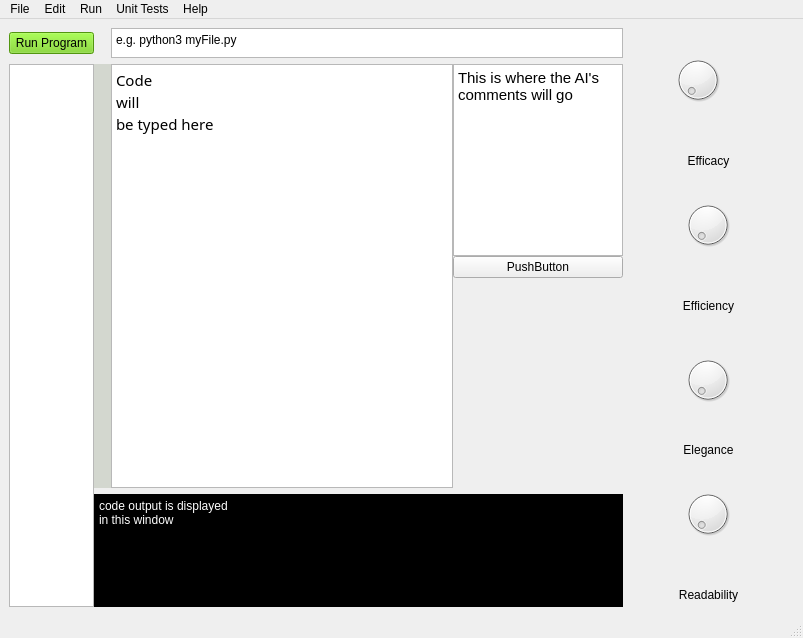
Above: version2.ui from starswap/MLProgrammingIDE before the change. Below: the same form after it.
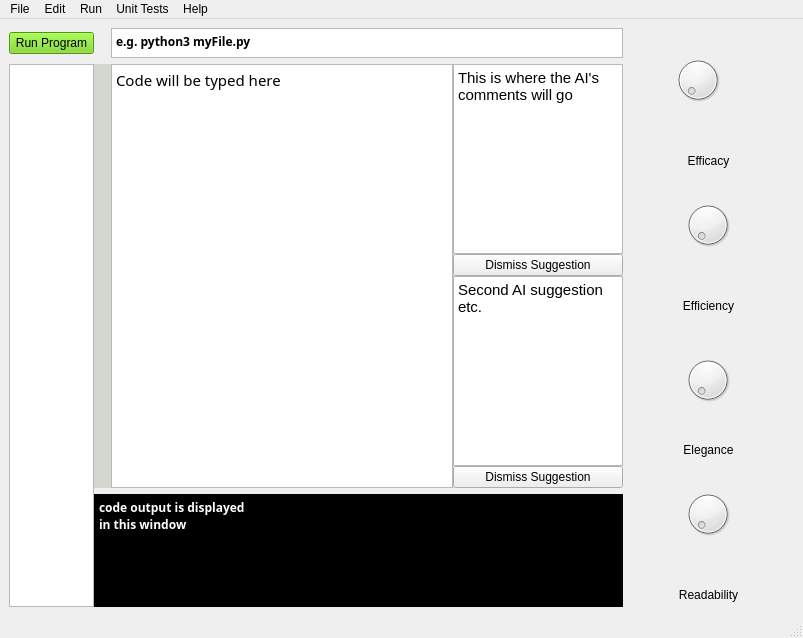
That is the form after the change.

```diff
--- a/version2.ui
+++ b/version2.ui
@@ -56,7 +56,7 @@
         <weight>50</weight>
         <italic>false</italic>
         <bold>false</bold>
-        <stylestrategy>PreferDefault</stylestrategy>
+        <stylestrategy>PreferAntialias</stylestrategy>
        </font>
       </property>
       <property name="styleSheet">
@@ -67,10 +67,8 @@
 &lt;html&gt;&lt;head&gt;&lt;meta name=&quot;qrichtext&quot; content=&quot;1&quot; /&gt;&lt;style type=&quot;text/css&quot;&gt;
 p, li { white-space: pre-wrap; }
 &lt;/style&gt;&lt;/head&gt;&lt;body style=&quot; font-family:'Tlwg Mono'; font-size:11pt; font-weight:400; font-style:normal;&quot;&gt;
-&lt;p style=&quot; margin-top:0px; margin-bottom:0px; margin-left:0px; margin-right:0px; -qt-block-indent:0; text-indent:0px;&quot;&gt;&lt;span style=&quot; font-family:'Ubuntu';&quot;&gt;Code&lt;/span&gt;&lt;/p&gt;
-&lt;p style=&quot; margin-top:0px; margin-bottom:0px; margin-left:0px; margin-right:0px; -qt-block-indent:0; text-indent:0px;&quot;&gt;&lt;span style=&quot; font-family:'Ubuntu';&quot;&gt;will&lt;/span&gt;&lt;/p&gt;
-&lt;p style=&quot; margin-top:0px; margin-bottom:0px; margin-left:0px; margin-right:0px; -qt-block-indent:0; text-indent:0px;&quot;&gt;&lt;span style=&quot; font-family:'Ubuntu';&quot;&gt;be typed here&lt;/span&gt;&lt;/p&gt;
-&lt;p style=&quot;-qt-paragraph-type:empty; margin-top:0px; margin-bottom:0px; margin-left:0px; margin-right:0px; -qt-block-indent:0; text-indent:0px; font-family:'Ubuntu';&quot;&gt;&lt;br /&gt;&lt;/p&gt;&lt;/body&gt;&lt;/html&gt;</string>
+&lt;p style=&quot; margin-top:0px; margin-bottom:0px; margin-left:0px; margin-right:0px; -qt-block-indent:0; text-indent:0px;&quot;&gt;Code will be typed here&lt;/p&gt;
+&lt;p style=&quot;-qt-paragraph-type:empty; margin-top:0px; margin-bottom:0px; margin-left:0px; margin-right:0px; -qt-block-indent:0; text-indent:0px;&quot;&gt;&lt;br /&gt;&lt;/p&gt;&lt;/body&gt;&lt;/html&gt;</string>
       </property>
      </widget>
     </item>
@@ -88,6 +86,13 @@
         <height>30</height>
        </size>
       </property>
+      <property name="font">
+       <font>
+        <family>Tlwg Mono</family>
+        <weight>75</weight>
+        <bold>true</bold>
+       </font>
+      </property>
       <property name="styleSheet">
        <string notr="true">font: 11pt &quot;Tlwg Mono&quot;;</string>
       </property>
@@ -197,7 +202,7 @@
      </layout>
     </item>
     <item row="1" column="3">
-     <layout class="QVBoxLayout" name="verticalLayout_2" stretch="0,0">
+     <layout class="QVBoxLayout" name="verticalLayout_2" stretch="0,0,0">
       <item>
        <layout class="QVBoxLayout" name="verticalLayout_3">
         <property name="sizeConstraint">
@@ -205,6 +210,12 @@
         </property>
         <item>
          <widget class="QTextBrowser" name="textBrowser">
+          <property name="font">
+           <font>
+            <weight>50</weight>
+            <bold>false</bold>
+           </font>
+          </property>
           <property name="html">
            <string>&lt;!DOCTYPE HTML PUBLIC &quot;-//W3C//DTD HTML 4.0//EN&quot; &quot;http://www.w3.org/TR/REC-html40/strict.dtd&quot;&gt;
 &lt;html&gt;&lt;head&gt;&lt;meta name=&quot;qrichtext&quot; content=&quot;1&quot; /&gt;&lt;style type=&quot;text/css&quot;&gt;
@@ -218,33 +229,46 @@
         <item>
          <widget class="QPushButton" name="pushButton">
           <property name="text">
-           <string>PushButton</string>
+           <string>Dismiss Suggestion</string>
           </property>
          </widget>
         </item>
        </layout>
       </item>
       <item>
-       <spacer name="verticalSpacer">
-        <property name="orientation">
-         <enum>Qt::Vertical</enum>
+       <widget class="QTextBrowser" name="textBrowser_2">
+        <property name="html">
+         <string>&lt;!DOCTYPE HTML PUBLIC &quot;-//W3C//DTD HTML 4.0//EN&quot; &quot;http://www.w3.org/TR/REC-html40/strict.dtd&quot;&gt;
+&lt;html&gt;&lt;head&gt;&lt;meta name=&quot;qrichtext&quot; content=&quot;1&quot; /&gt;&lt;style type=&quot;text/css&quot;&gt;
+p, li { white-space: pre-wrap; }
+&lt;/style&gt;&lt;/head&gt;&lt;body style=&quot; font-family:'Ubuntu'; font-size:11pt; font-weight:400; font-style:normal;&quot;&gt;
+&lt;p style=&quot; margin-top:0px; margin-bottom:0px; margin-left:0px; margin-right:0px; -qt-block-indent:0; text-indent:0px;&quot;&gt;Second AI suggestion etc.	&lt;/p&gt;&lt;/body&gt;&lt;/html&gt;</string>
         </property>
-        <property name="sizeHint" stdset="0">
-         <size>
-          <width>20</width>
-          <height>40</height>
-         </size>
+       </widget>
+      </item>
+      <item>
+       <widget class="QPushButton" name="pushButton_2">
+        <property name="text">
+         <string>Dismiss Suggestion</string>
         </property>
-       </spacer>
+       </widget>
       </item>
      </layout>
     </item>
     <item row="2" column="1" colspan="3">
      <widget class="QPlainTextEdit" name="outputWindow">
+      <property name="font">
+       <font>
+        <family>Tlwg Mono</family>
+        <weight>75</weight>
+        <bold>true</bold>
+       </font>
+      </property>
       <property name="styleSheet">
-       <string notr="true">background-color:black;color:white;
-font: 11pt &quot;Tlwg Mono&quot;;
-</string>
+       <string notr="true">background-color:black;color:white;</string>
+      </property>
+      <property name="readOnly">
+       <bool>true</bool>
       </property>
       <property name="plainText">
        <string>code output is displayed 
```
Left out of the diff: 9 changed lines with no effect on the pictures.
